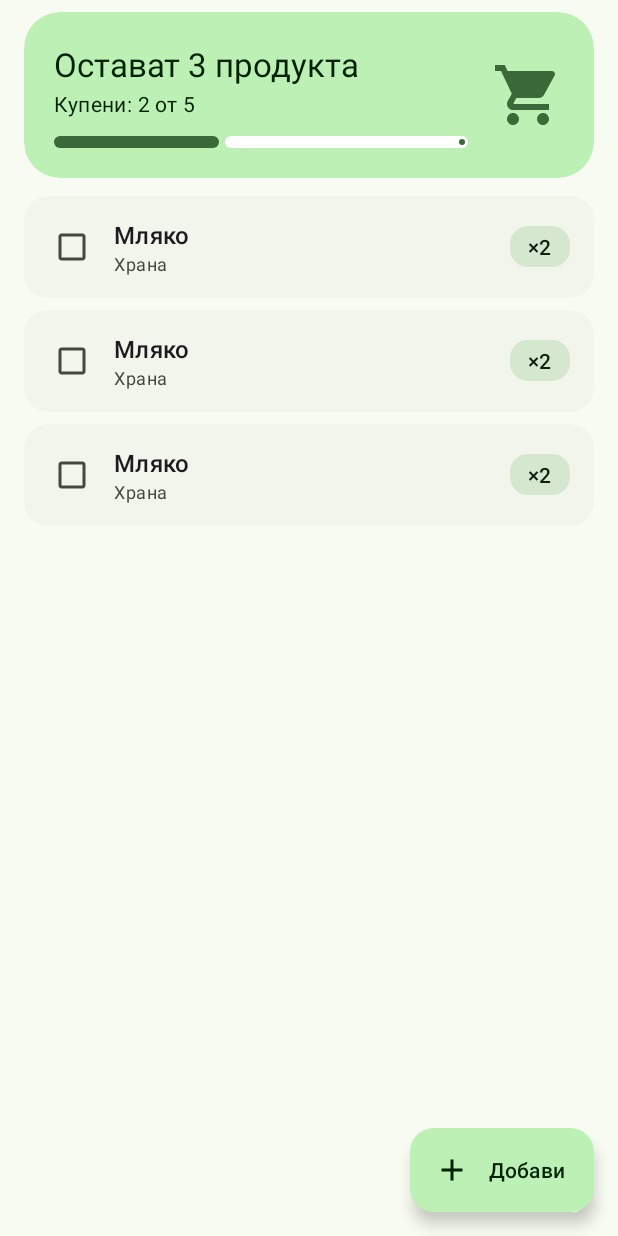
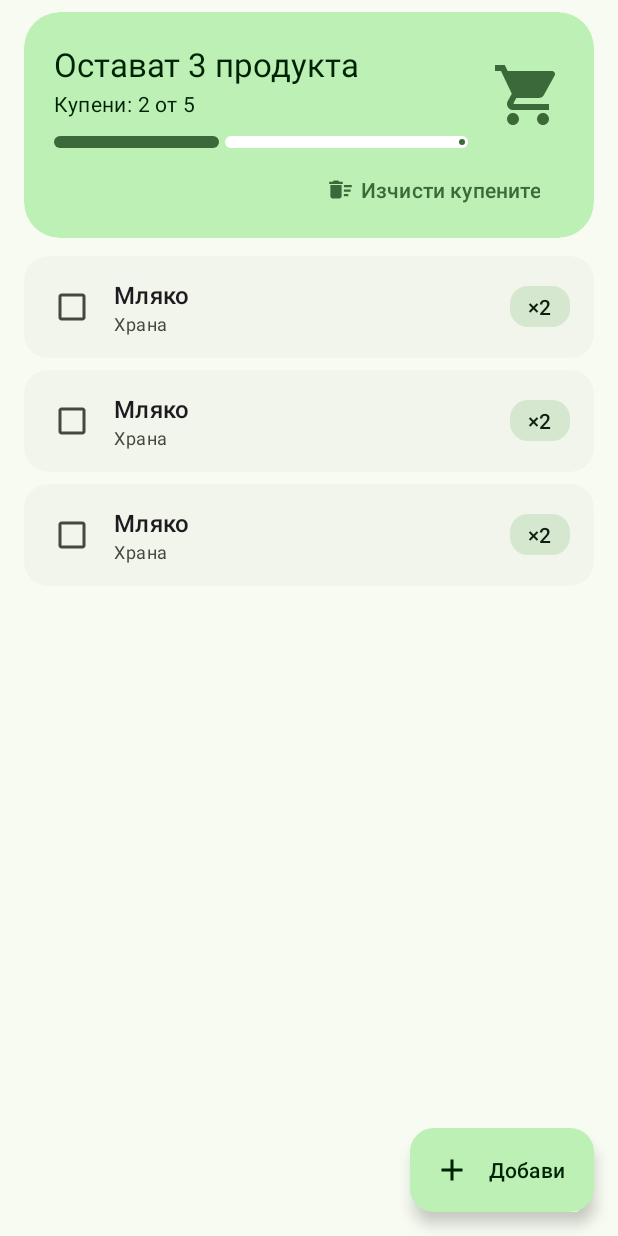
Before and after one commit to Yusein194/MobileApps2026--2401321052-, an Android app: the layout fragment_item_list.xml on its own in the app's theme, with its tools: preview values and no code run, on a phone screen of 412 x 824 dp. Run offline under Robolectric (Android 15) with nearby library versions, the phone set to English and light mode, and no system bars.

Commit message:
Add clear bought items button with confirmation dialog

```diff
--- a/app/src/main/java/com/yusein/shoplist/data/ShoppingItemDao.kt
+++ b/app/src/main/java/com/yusein/shoplist/data/ShoppingItemDao.kt
@@ -23,4 +23,7 @@ interface ShoppingItemDao {
 
     @Delete
     suspend fun delete(item: ShoppingItem)
+
+    @Query("DELETE FROM shopping_items WHERE isBought = 1")
+    suspend fun deleteBought(): Int
 }
--- a/app/src/main/java/com/yusein/shoplist/data/ShoppingRepository.kt
+++ b/app/src/main/java/com/yusein/shoplist/data/ShoppingRepository.kt
@@ -12,6 +12,8 @@ interface ShoppingRepository {
     suspend fun update(item: ShoppingItem)
 
     suspend fun delete(item: ShoppingItem)
+
+    suspend fun deleteBought(): Int
 }
 
 class RoomShoppingRepository(
@@ -26,4 +28,6 @@ class RoomShoppingRepository(
     override suspend fun update(item: ShoppingItem) = dao.update(item)
 
     override suspend fun delete(item: ShoppingItem) = dao.delete(item)
+
+    override suspend fun deleteBought(): Int = dao.deleteBought()
 }
--- a/app/src/main/java/com/yusein/shoplist/ui/ShoppingViewModel.kt
+++ b/app/src/main/java/com/yusein/shoplist/ui/ShoppingViewModel.kt
@@ -53,6 +53,10 @@ class ShoppingViewModel(
         viewModelScope.launch { repository.insert(item) }
     }
 
+    fun clearBought() {
+        viewModelScope.launch { repository.deleteBought() }
+    }
+
     companion object {
         val Factory: ViewModelProvider.Factory =
             viewModelFactory {
--- /dev/null
+++ b/app/src/main/res/drawable/ic_clear_bought.xml
@@ -0,0 +1,11 @@
+<?xml version="1.0" encoding="utf-8"?>
+<vector xmlns:android="http://schemas.android.com/apk/res/android"
+    android:width="24dp"
+    android:height="24dp"
+    android:tint="?attr/colorControlNormal"
+    android:viewportWidth="24"
+    android:viewportHeight="24">
+    <path
+        android:fillColor="@android:color/white"
+        android:pathData="M15,16h4v2h-4zM15,8h7v2h-7zM15,12h6v2h-6zM3,18c0,1.1 0.9,2 2,2h6c1.1,0 2,-0.9 2,-2V8H3v10zM14,5h-3l-1,-1H6L5,5H2v2h12z" />
+</vector>
--- a/app/src/main/res/layout/fragment_item_list.xml
+++ b/app/src/main/res/layout/fragment_item_list.xml
@@ -10,7 +10,7 @@
         android:layout_height="match_parent"
         android:orientation="vertical">
 
-
+        <!-- Карта с обобщение: колко продукта остават, прогрес и бутон за изчистване -->
         <com.google.android.material.card.MaterialCardView
             android:id="@+id/summaryCard"
             style="?attr/materialCardViewFilledStyle"
@@ -28,8 +28,16 @@
             <LinearLayout
                 android:layout_width="match_parent"
                 android:layout_height="wrap_content"
-                android:orientation="horizontal"
-                android:padding="20dp">
+                android:orientation="vertical"
+                android:paddingStart="20dp"
+                android:paddingTop="20dp"
+                android:paddingEnd="20dp"
+                android:paddingBottom="8dp">
+
+                <LinearLayout
+                    android:layout_width="match_parent"
+                    android:layout_height="wrap_content"
+                    android:orientation="horizontal">
 
                     <LinearLayout
                         android:layout_width="0dp"
@@ -76,6 +84,20 @@
                         android:src="@drawable/ic_cart"
                         app:tint="?attr/colorPrimary" />
                 </LinearLayout>
+
+                <!-- Показва се само когато има купени продукти -->
+                <com.google.android.material.button.MaterialButton
+                    android:id="@+id/buttonClearBought"
+                    style="@style/Widget.Material3.Button.TextButton.Icon"
+                    android:layout_width="wrap_content"
+                    android:layout_height="wrap_content"
+                    android:layout_gravity="end"
+                    android:layout_marginTop="4dp"
+                    android:text="@string/clear_bought"
+                    android:visibility="gone"
+                    app:icon="@drawable/ic_clear_bought"
+                    tools:visibility="visible" />
+            </LinearLayout>
         </com.google.android.material.card.MaterialCardView>
 
         <androidx.recyclerview.widget.RecyclerView
@@ -89,7 +111,7 @@
             tools:listitem="@layout/item_shopping" />
     </LinearLayout>
 
-
+    <!-- Празен списък: голяма иконка и подсказка -->
     <LinearLayout
         android:id="@+id/emptyState"
         android:layout_width="wrap_content"
```
Also changed, not shown: app/src/main/java/com/yusein/shoplist/ui/ItemListFragment.kt (+21 -0 lines), app/src/main/res/values/strings.xml (+10 -0 lines), 2 other files. Lines whose indentation alone changed are shown as unchanged.
